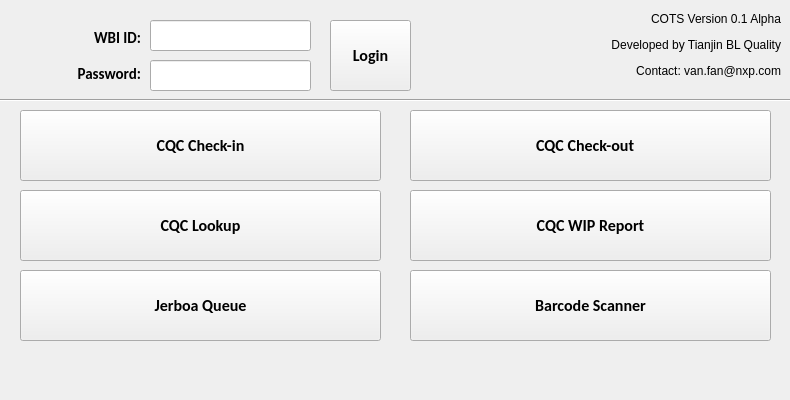
Before: the Qt Designer form Mainwindow.ui in fyc0707/COTS, drawn with Qt 5.
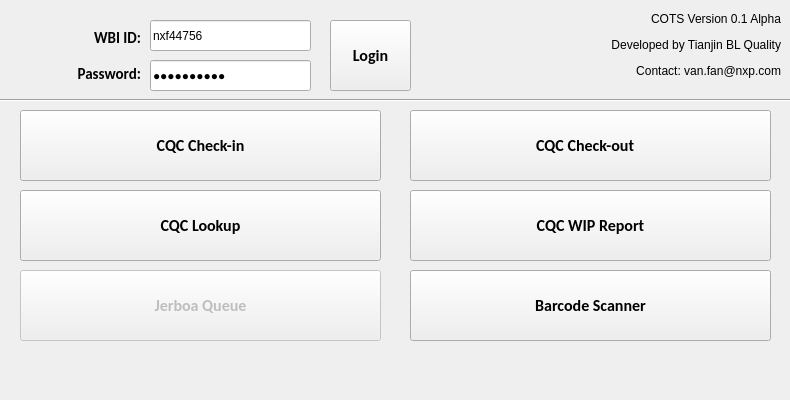
After: the same form once the commit is applied. Icons and pictures are not drawn.

The edit to the form file:
```diff
--- a/Mainwindow.ui
+++ b/Mainwindow.ui
@@ -133,7 +133,7 @@
      <string/>
     </property>
     <property name="text">
-     <string/>
+     <string>nxf44756</string>
     </property>
     <property name="maxLength">
      <number>9</number>
@@ -187,7 +187,7 @@
      <string/>
     </property>
     <property name="text">
-     <string/>
+     <string>China#0303</string>
     </property>
     <property name="echoMode">
      <enum>QLineEdit::Password</enum>
@@ -404,6 +404,9 @@
     </property>
    </widget>
    <widget class="QPushButton" name="jerboaButton">
+    <property name="enabled">
+     <bool>false</bool>
+    </property>
     <property name="geometry">
      <rect>
       <x>20</x>
```
Left out of the diff: 9 changed lines with no effect on the pictures.
